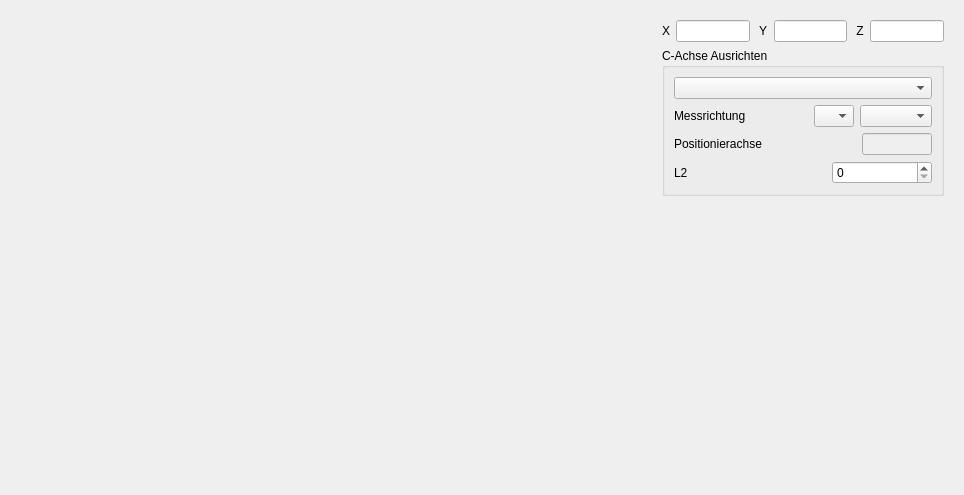
Old version of the form c_algin.ui in the repository mikejg/MainGen.
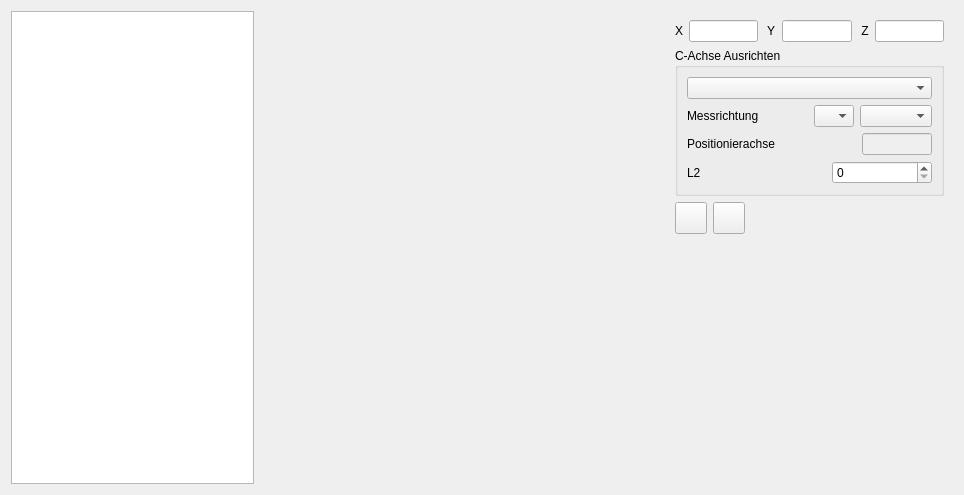
New version of the form. Icons and pictures are not drawn.

What changed in the file:
```diff
--- a/c_algin.ui
+++ b/c_algin.ui
@@ -14,6 +14,9 @@
    <string>Form</string>
   </property>
   <layout class="QHBoxLayout" name="horizontalLayout">
+   <item>
+    <widget class="QTextEdit" name="textEdit"/>
+   </item>
    <item>
     <widget class="QLabel" name="label_Pix">
      <property name="minimumSize">
@@ -225,6 +228,59 @@
         </layout>
        </widget>
       </item>
+      <item>
+       <layout class="QHBoxLayout" name="horizontalLayout_3">
+        <item>
+         <widget class="QToolButton" name="toolButton_Edit">
+          <property name="minimumSize">
+           <size>
+            <width>32</width>
+            <height>32</height>
+           </size>
+          </property>
+          <property name="text">
+           <string/>
+          </property>
+          <property name="icon">
+           <iconset>
+            <normalon>:/Icons/CAlgin/create.png</normalon>
+           </iconset>
+          </property>
+         </widget>
+        </item>
+        <item>
+         <widget class="QToolButton" name="toolButton_Pix">
+          <property name="minimumSize">
+           <size>
+            <width>32</width>
+            <height>32</height>
+           </size>
+          </property>
+          <property name="text">
+           <string/>
+          </property>
+          <property name="icon">
+           <iconset>
+            <normalon>:/Icons/CAlgin/Picture.png</normalon>
+           </iconset>
+          </property>
+         </widget>
+        </item>
+        <item>
+         <spacer name="horizontalSpacer_4">
+          <property name="orientation">
+           <enum>Qt::Horizontal</enum>
+          </property>
+          <property name="sizeHint" stdset="0">
+           <size>
+            <width>40</width>
+            <height>20</height>
+           </size>
+          </property>
+         </spacer>
+        </item>
+       </layout>
+      </item>
       <item>
        <spacer name="verticalSpacer">
         <property name="orientation">
```
